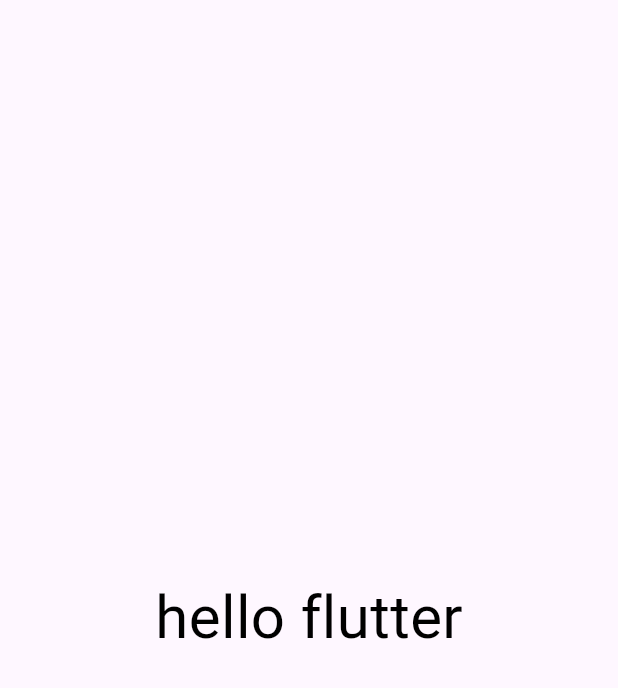
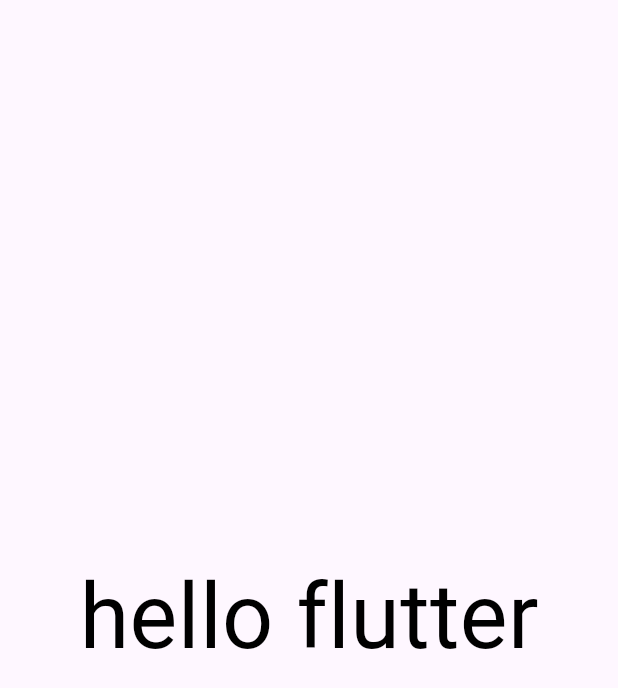
Before and after one commit to hyerimmmmm/flutterStudy, a Flutter app: the screen it shows after launch, on a phone screen of 412 x 824 dp. Shown: the top 688 px of the screen. Run offline on Flutter 3.47's test engine with Material 3 defaults, Android fonts, the phone set to English and light mode, and no system bars.

Commit message:
[part2_02] Hot reload 실습

```diff
--- a/part2_ch01/lib/main.dart
+++ b/part2_ch01/lib/main.dart
@@ -19,7 +19,7 @@ class TestWidget extends StatelessWidget {
           'hello flutter',
           style: TextStyle(
             color: Colors.black,
-            fontSize: 40,
+            fontSize: 60,
           ),
         ),
       ),
```
